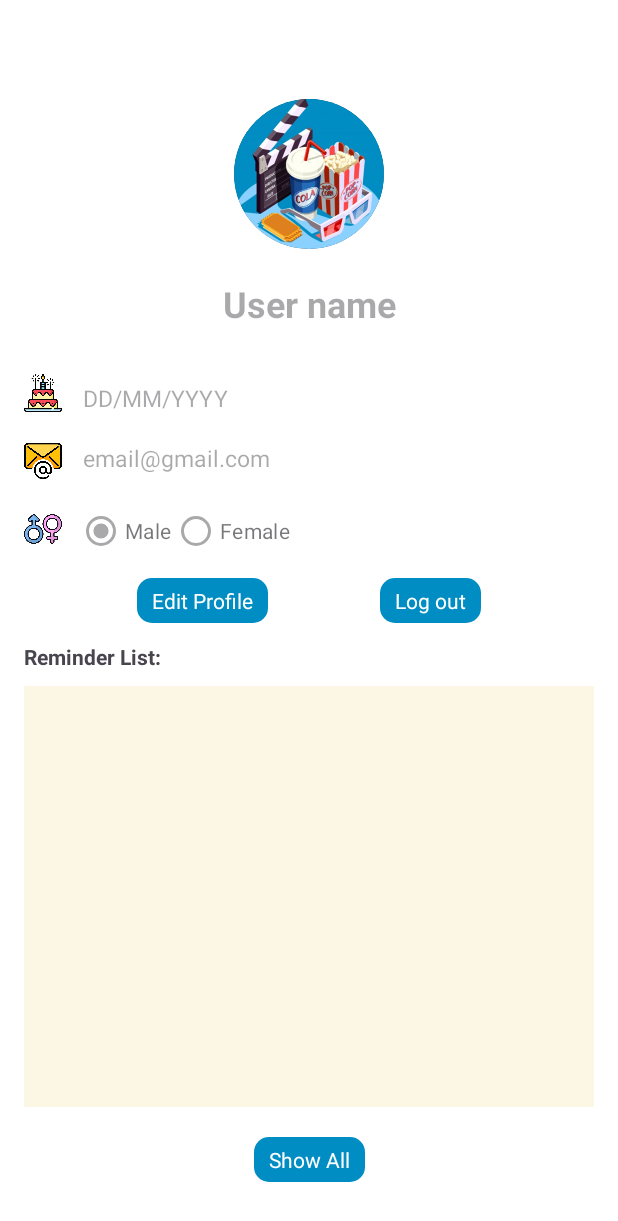
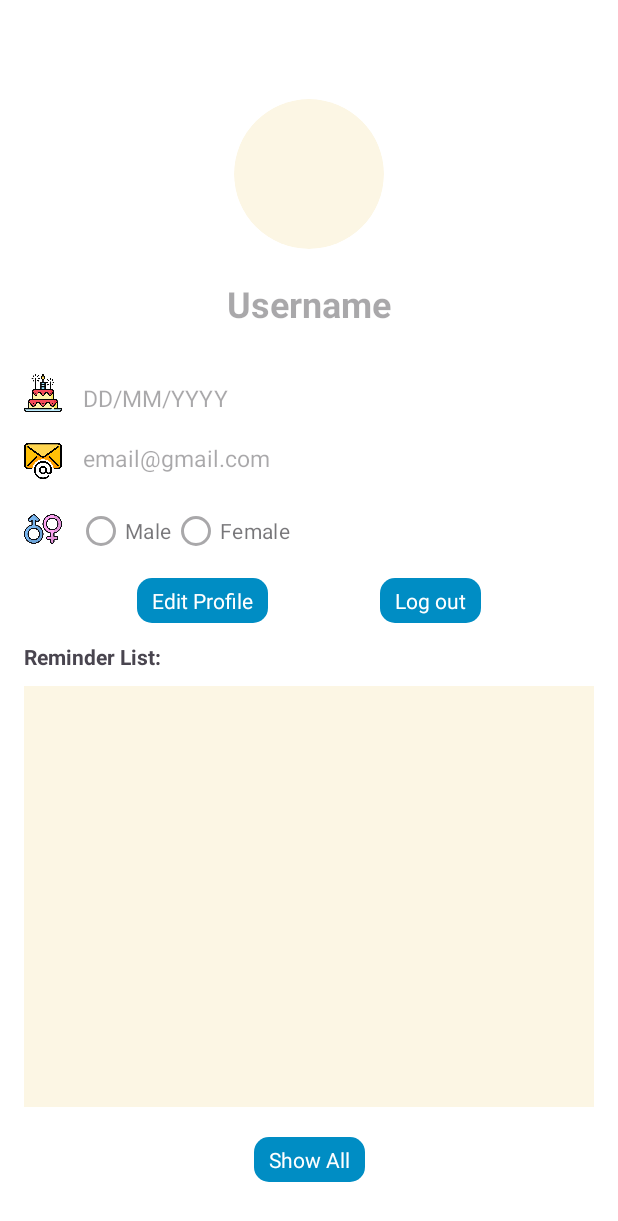
Before and after one commit to toki-ai/android_movie_preview_app, an Android app built with Jetpack Compose: the layout header_drawer_profile.xml on its own in the app's theme, with its tools: preview values and no code run, on a phone screen of 412 x 824 dp. Shown: the top 1221 px of the screen. Run offline under Robolectric (Android 15) with nearby library versions, the light colour scheme and no system bars.

Commit message:
update drawer navigation with edit profile

```diff
--- a/app/src/main/java/com/example/mockproject/database/DatabaseHelper.java
+++ b/app/src/main/java/com/example/mockproject/database/DatabaseHelper.java
@@ -6,7 +6,7 @@ import android.database.sqlite.SQLiteOpenHelper;
 import android.provider.BaseColumns;
 
 public class DatabaseHelper extends SQLiteOpenHelper {
-    private static final int DATABASE_VERSION = 2;
+    private static final int DATABASE_VERSION = 3;
     private static final String DATABASE_NAME = "MockProject.db";
 
     public DatabaseHelper(Context context) {
--- a/app/src/main/java/com/example/mockproject/database/UserRepository.java
+++ b/app/src/main/java/com/example/mockproject/database/UserRepository.java
@@ -70,11 +70,11 @@ public class UserRepository {
                     ? null
                     : cursor.getString(cursor.getColumnIndexOrThrow(DatabaseHelper.UserEntry.USER_COLUMN_BIRTHDAY));
             String email = cursor.getString(cursor.getColumnIndexOrThrow(DatabaseHelper.UserEntry.USER_COLUMN_EMAIL));
-            boolean gender = !cursor.isNull(cursor.getColumnIndexOrThrow(DatabaseHelper.UserEntry.USER_COLUMN_GENDER)) && cursor.getInt(cursor.getColumnIndexOrThrow(DatabaseHelper.UserEntry.USER_COLUMN_GENDER)) == 0;
+            boolean gender = cursor.getInt(cursor.getColumnIndexOrThrow(DatabaseHelper.UserEntry.USER_COLUMN_GENDER)) == 1;
             String image = cursor.isNull(cursor.getColumnIndexOrThrow(DatabaseHelper.UserEntry.USER_COLUMN_IMAGE))
                     ? null
                     : cursor.getString(cursor.getColumnIndexOrThrow(DatabaseHelper.UserEntry.USER_COLUMN_IMAGE));
-            user = new User(name, birthday, gender, email, image);
+            user = new User(name, image, gender, email, birthday);
         }
 
         cursor.close();
--- a/app/src/main/res/layout/header_drawer_profile.xml
+++ b/app/src/main/res/layout/header_drawer_profile.xml
@@ -15,14 +15,15 @@
         app:layout_constraintTop_toTopOf="parent"
         android:layout_marginTop="50dp"
         android:clipToOutline="true"
-        android:scaleType="centerCrop"
-        android:src="@drawable/img_slash_bg"/>
+        android:backgroundTint="@color/beige"
+        android:scaleType="centerCrop"/>
 
     <EditText
         android:id="@+id/profile_name"
         android:layout_width="wrap_content"
         android:layout_height="wrap_content"
-        android:text="User name"
+        android:hint="Username"
+        android:textAlignment="center"
         android:textStyle="bold"
         android:enabled="false"
         android:backgroundTint="@color/white"
@@ -47,7 +48,7 @@
         android:id="@+id/profile_birthday"
         android:layout_width="wrap_content"
         android:layout_height="wrap_content"
-        android:text="DD/MM/YYYY"
+        android:hint="DD/MM/YYYY"
         android:enabled="false"
         android:layout_marginTop="15dp"
         android:layout_marginStart="10dp"
@@ -71,7 +72,7 @@
         android:id="@+id/profile_mail"
         android:layout_width="wrap_content"
         android:layout_height="wrap_content"
-        android:text="email@gmail.com"
+        android:hint="email@gmail.com"
         android:enabled="false"
         android:layout_marginTop="10dp"
         android:layout_marginStart="10dp"
@@ -104,7 +105,6 @@
             android:id="@+id/radio_male"
             android:layout_width="wrap_content"
             android:layout_height="wrap_content"
-            android:checked="true"
             android:enabled="false"
             android:text="Male" />
 
```
Also changed, not shown: app/src/main/java/com/example/mockproject/MainActivity.java (+45 -14 lines).
